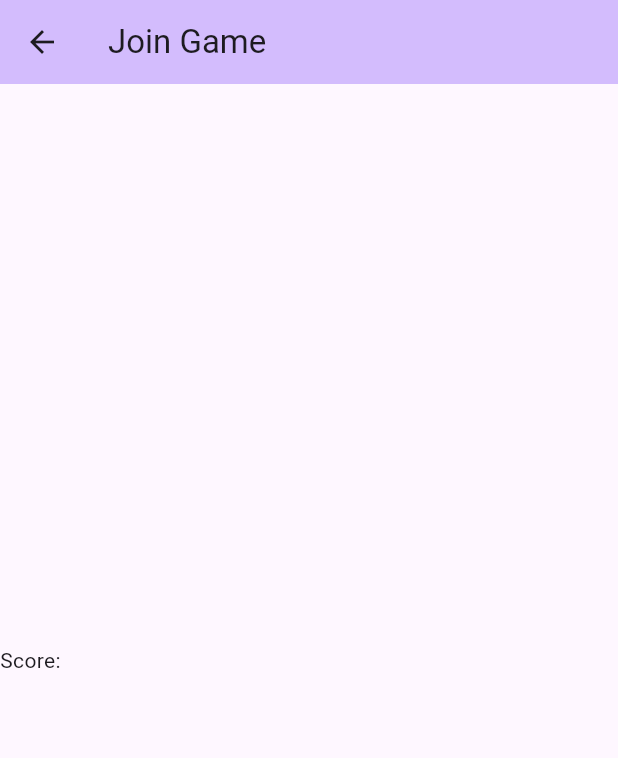
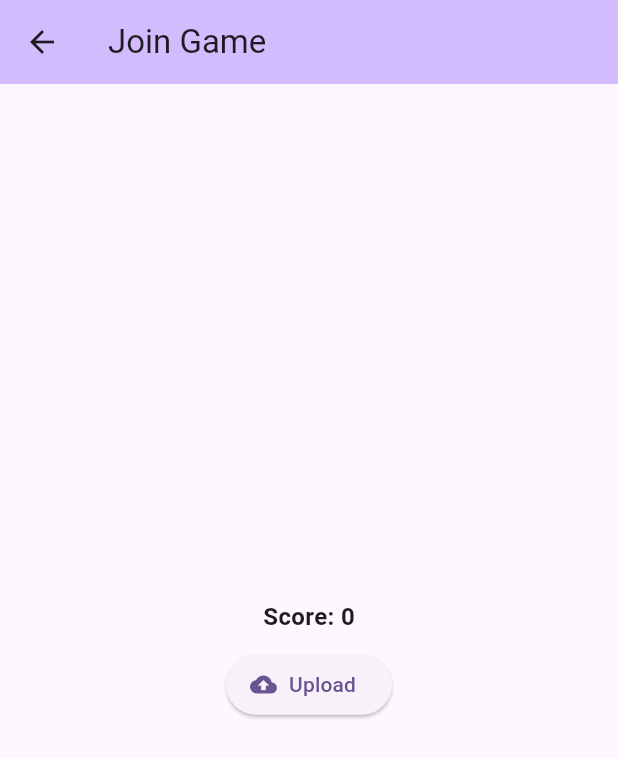
Before and after one commit to WatsonK98/whatahoot, a Flutter app: the WhataCaptionPage screen opened directly, on a phone screen of 412 x 824 dp. Shown: the top 758 px of the screen. Run offline on Flutter 3.47's test engine with Material 2 defaults, Android fonts, the phone set to English and light mode, and no system bars; our stand-ins replace firebase_auth, firebase_core, firebase_database, image_picker, qr_flutter, shared_preferences; accounts and stored records are empty.

Commit message:
fixed issues in branch

```diff
--- a/lib/pages/whata_caption.dart
+++ b/lib/pages/whata_caption.dart
@@ -2,6 +2,8 @@ import 'package:flutter/material.dart';
 import 'package:shared_preferences/shared_preferences.dart';
 import 'package:firebase_auth/firebase_auth.dart';
 import 'package:firebase_database/firebase_database.dart';
+import 'package:image_picker/image_picker.dart';
+import 'dart:io';
 
 class WhataCaptionPage extends StatefulWidget{
   const WhataCaptionPage({super.key});
@@ -11,6 +13,24 @@ class WhataCaptionPage extends StatefulWidget{
 }
 
 class _WhataCaptionPageState extends State<WhataCaptionPage>{
+  final TextEditingController _textEditingController = TextEditingController();
+  final Future<SharedPreferences> _prefs = SharedPreferences.getInstance();
+  int _votes = 0;
+  static File? _imageFile;
+
+  Future<void> _findImageFile() async {
+    ImagePicker picker = ImagePicker();
+    final XFile? image = await picker.pickImage(source: ImageSource.gallery);
+    setState(() {
+      _imageFile = File(image!.path);
+    });
+  }
+
+  @override
+  void dispose() {
+    _textEditingController.dispose();
+    super.dispose();
+  }
 
   @override
   Widget build(BuildContext context){
@@ -19,14 +39,18 @@ class _WhataCaptionPageState extends State<WhataCaptionPage>{
         backgroundColor: Theme.of(context).colorScheme.inversePrimary,
         title: const Text("Join Game"),
       ),
-      body: const Center(
+      body: Center(
         child: Column(
           mainAxisAlignment: MainAxisAlignment.center,
           children: <Widget>[
-            Row(
-              children: <Widget>[
-                Text('Score: '),
-              ],
+            Text('Score: $_votes', style: const TextStyle(fontSize: 16, fontWeight: FontWeight.bold),),
+            const SizedBox(height: 10),
+            ElevatedButton.icon(
+              onPressed: () {
+                _findImageFile().then((_) => null);
+              },
+              icon: const Icon(Icons.cloud_upload),
+              label: const Text('Upload')
             ),
           ],
         ),
--- a/pubspec.yaml
+++ b/pubspec.yaml
@@ -40,6 +40,7 @@ dependencies:
   firebase_core: ^2.21.0
   firebase_auth: ^4.12.1
   firebase_database: ^10.3.3
+  image_picker: ^1.0.4
 
 dev_dependencies:
   flutter_test:
```
Also changed, not shown: pubspec.lock.
